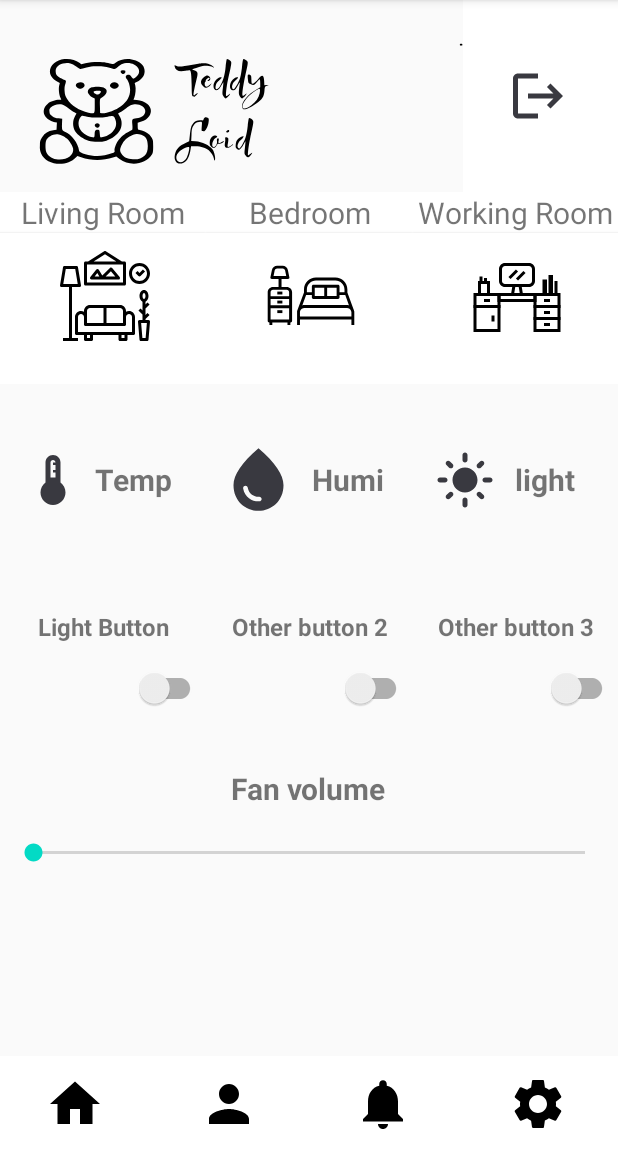
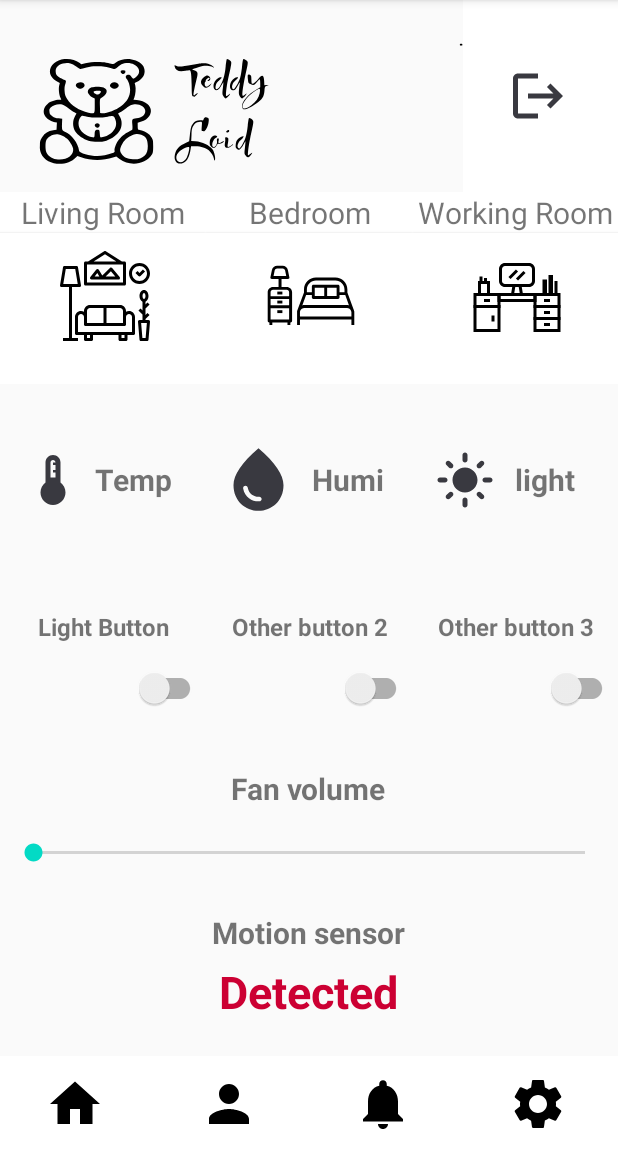
Before and after one commit to HCMUT-HK222-DADN/IoT_FE_AndriodStudio, an Android app: the MainActivity3 screen opened directly, with no data from a screen before it, on a phone screen of 412 x 824 dp, the part 84-1236 px from its top. Run offline under Robolectric (Android 15) with nearby library versions, the phone set to English and light mode, and no system bars; libraries missing offline, so code that uses them is left out: com.github.angads25.toggle, com.hookedonplay.decoviewlib, org.eclipse.paho; plain views replace DayNightSwitch, LabeledSwitch; 11 statements that could not run were skipped.

Commit message:
update motion sensor

```diff
--- a/app/src/main/java/Demo/Android/MQTTHelper.java
+++ b/app/src/main/java/Demo/Android/MQTTHelper.java
@@ -18,11 +18,11 @@ import org.eclipse.paho.client.mqttv3.MqttMessage;
 public class MQTTHelper {
     public MqttAndroidClient mqttAndroidClient;
 
-    public final String[] arrayTopics = {"LamVinh/feeds/humi-info", "LamVinh/feeds/temp-info","LamVinh/feeds/AI","LamVinh/feeds/fan","LamVinh/feeds/button1","LamVinh/feeds/light2"};
+    public final String[] arrayTopics = {"LamVinh/feeds/humi-info", "LamVinh/feeds/temp-info","LamVinh/feeds/AI","LamVinh/feeds/fan","LamVinh/feeds/button1","LamVinh/feeds/light2","LamVinh/feeds/motion"};
 
     final String clientId = "TeddyLoid";
     final String username = "LamVinh";
-    final String password = "aio_RPBO35zrXd27tZxd2ziVvf9EP2Wg";
+    final String password = "aio_kfZM50BqvhdBYrMHwamChjIUywAF";
 
     final String serverUri = "tcp://io.adafruit.com:1883";
 
--- a/app/src/main/java/Demo/Android/MainActivity3.java
+++ b/app/src/main/java/Demo/Android/MainActivity3.java
@@ -26,7 +26,7 @@ import java.nio.charset.Charset;
 
 public class MainActivity3 extends AppCompatActivity {
     MQTTHelper mqttHelper;
-    TextView txtTemp,txtHumi,txtLight,tView;
+    TextView txtTemp,txtHumi,txtLight,tView,motion;
     SeekBar sBar;
     Button logout;
     DayNightSwitch btnLight ;
@@ -35,6 +35,7 @@ public class MainActivity3 extends AppCompatActivity {
     protected void onCreate(Bundle savedInstanceState) {
         super.onCreate(savedInstanceState);
         setContentView(R.layout.activity_main3);
+        motion = findViewById(R.id.motiondetect);
         txtTemp = findViewById(R.id.Temperature);
         txtHumi = findViewById(R.id.Humidity);
         txtLight=findViewById(R.id.light);
@@ -122,6 +123,14 @@ public class MainActivity3 extends AppCompatActivity {
                 else if(topic.contains("light2")){
                     txtLight.setText(message.toString()+"   lux");
                 }
+                else if(topic.contains("motion")){
+                    if(message.toString().equals("1")){
+                        motion.setText("Detected");
+                    }
+                    else
+                        motion.setText("None");
+
+                }
                 else if(topic.contains("button1")){
                     if(message.toString().equals("1")){
                         btnLight.setOn(true);
--- a/app/src/main/res/layout/activity_main3.xml
+++ b/app/src/main/res/layout/activity_main3.xml
@@ -132,6 +132,7 @@
             </Button>
         </LinearLayout>
     </LinearLayout>
+
     <LinearLayout
         android:layout_width = "match_parent"
         android:layout_height = "0dp"
@@ -284,7 +285,7 @@
     <LinearLayout
         android:layout_width = "match_parent"
         android:layout_height = "0dp"
-        android:layout_weight = "3"
+        android:layout_weight = "1.5"
         android:orientation="vertical"
         android:gravity="center_horizontal"
         >
@@ -316,6 +317,33 @@
             android:textSize="20dp"
             android:textStyle="bold"/>
     </LinearLayout>
+    <LinearLayout
+        android:layout_width = "match_parent"
+        android:layout_height = "0dp"
+        android:layout_weight = "1.5"
+        android:orientation="vertical"
+        android:gravity="center_horizontal">
+        <TextView
+            android:id="@+id/motionview"
+            android:layout_width="wrap_content"
+            android:layout_height="wrap_content"
+            android:text="Motion sensor"
+            android:textSize="20dp"
+            android:textStyle="bold"
+           />
+        <TextView
+            android:id="@+id/motiondetect"
+            android:layout_marginTop="5dp"
+            android:layout_width="wrap_content"
+            android:layout_height="wrap_content"
+            android:layout_below="@+id/motionview"
+            android:text="Detected"
+            android:textSize="30dp"
+            android:textStyle="bold"
+            android:textColor="#CC0033"/>
+        />
+    </LinearLayout>
+
     <LinearLayout
         android:layout_width = "match_parent"
         android:layout_height = "0dp"
```
